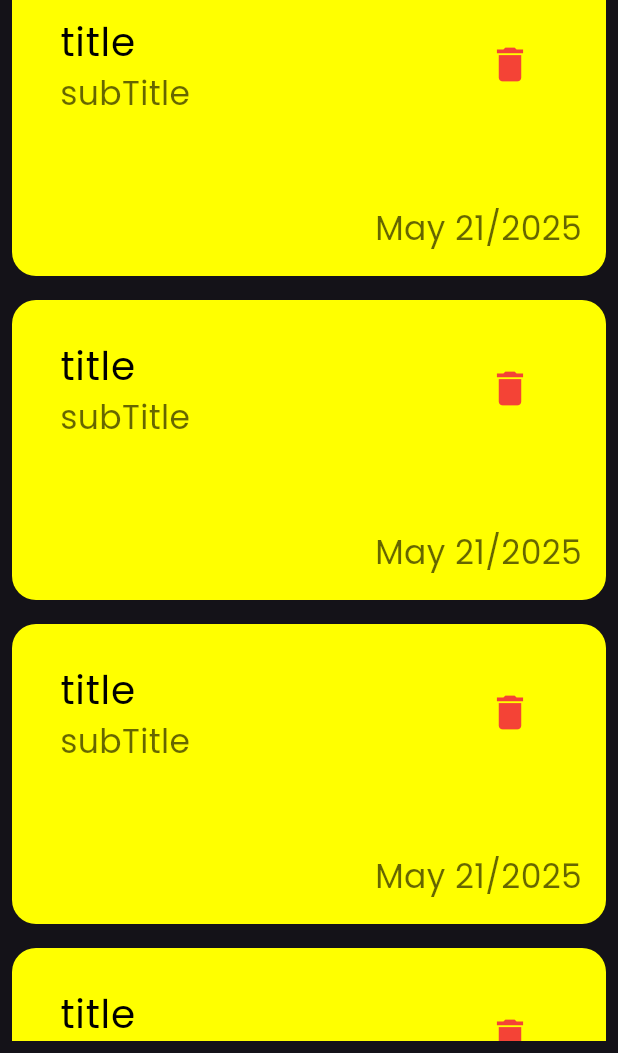
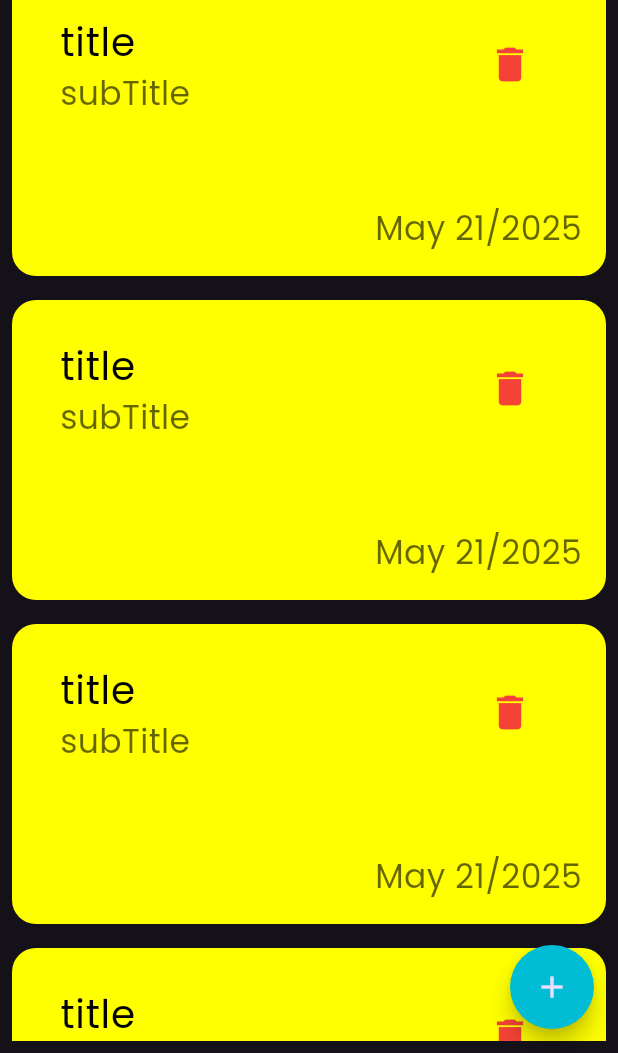
Before and after one commit to AbdelrahmanSiam/note_app, a Flutter app: the screen it shows after launch, on a phone screen of 412 x 824 dp, the part 183-1236 px from its top. Run offline on Flutter 3.47's test engine with Material 3 defaults, Android fonts, the phone set to English and light mode, and no system bars.

Commit message:
Finish FloatingActionButton UI

```diff
--- a/lib/views/notes_view.dart
+++ b/lib/views/notes_view.dart
@@ -1,6 +1,7 @@
 import 'package:flutter/material.dart';
 import 'package:note_app/views/notes_view_body.dart';
 import 'package:note_app/widgets/custom_app_bar.dart';
+import 'package:note_app/widgets/custom_floating_action_button.dart';
 import 'package:note_app/widgets/custom_note_card.dart';
 
 class NotesView extends StatelessWidget {
@@ -9,6 +10,7 @@ class NotesView extends StatelessWidget {
   @override
   Widget build(BuildContext context) {
     return Scaffold(
+      floatingActionButton: CustomFloatingActionButton(),
       body: NotesViewBody(),
     );
   }
--- a/lib/views/notes_view_body.dart
+++ b/lib/views/notes_view_body.dart
@@ -1,5 +1,6 @@
 import 'package:flutter/material.dart';
 import 'package:note_app/widgets/custom_app_bar.dart';
+import 'package:note_app/widgets/custom_floating_action_button.dart';
 import 'package:note_app/widgets/custom_note_card.dart';
 import 'package:note_app/widgets/note_list_view.dart';
 
--- /dev/null
+++ b/lib/widgets/custom_floating_action_button.dart
@@ -0,0 +1,15 @@
+import 'package:flutter/material.dart';
+
+class CustomFloatingActionButton extends StatelessWidget {
+  const CustomFloatingActionButton({super.key});
+
+  @override
+  Widget build(BuildContext context) {
+    return FloatingActionButton(
+      onPressed: () {},
+      backgroundColor: Colors.cyan,
+      shape: CircleBorder(),
+      child: Icon(Icons.add), // child must be the last
+    );
+  }
+}
```
